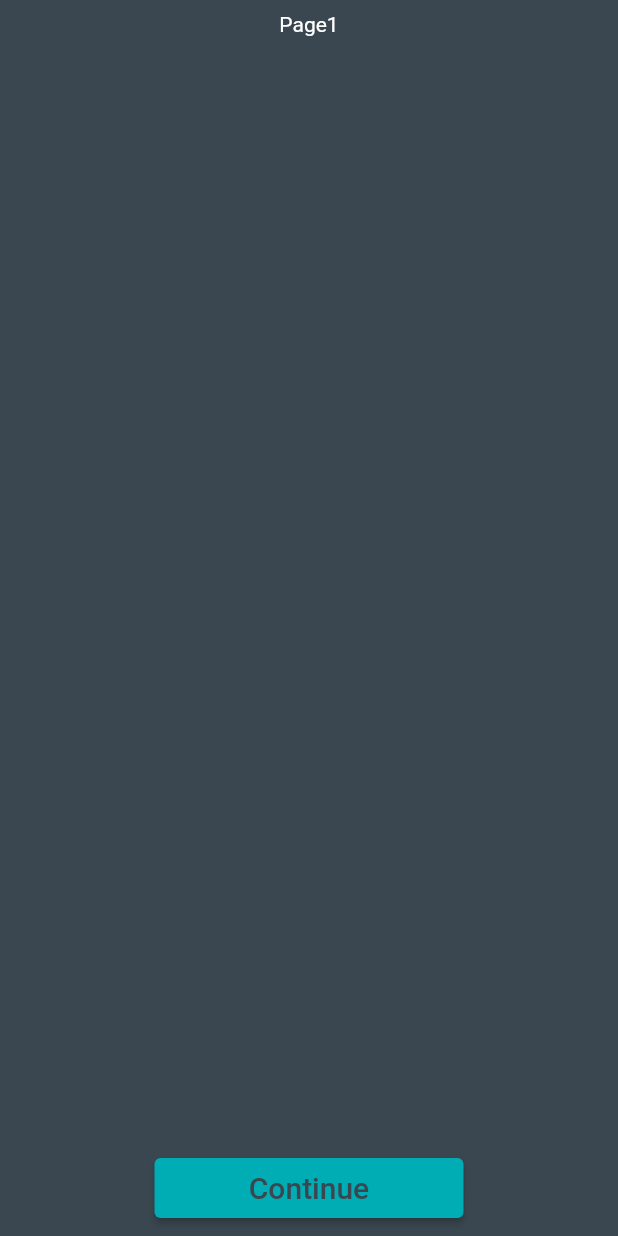
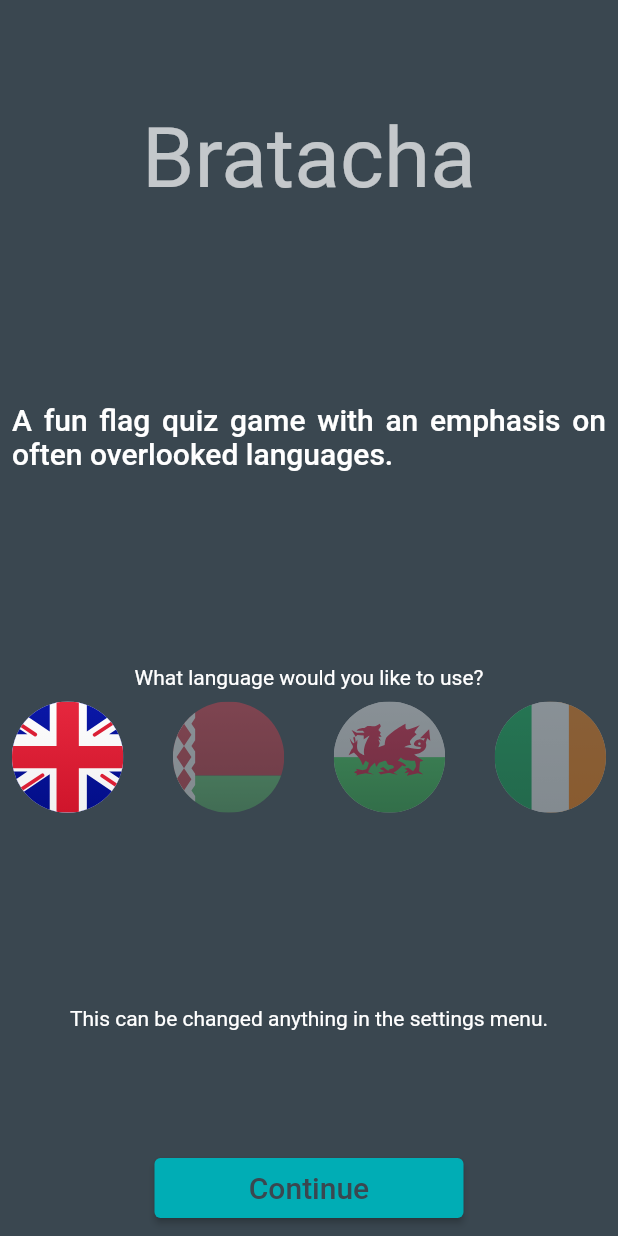
Before and after one commit to defuncart/bratacha, a Flutter app: the screen it shows after launch, on a phone screen of 412 x 824 dp. Run offline on Flutter 3.47's test engine with Material 2 defaults, Android fonts, the phone set to English and light mode, and no system bars; our stand-ins replace flutter_bloc, flutter_svg, hive; accounts and stored records are empty; generated files the repository leaves out were written again; statements that could not run were skipped.

Commit message:
Add Page1 content.

```diff
--- a/assets_dev/loca/loca.csv
+++ b/assets_dev/loca/loca.csv
@@ -1,5 +1,7 @@
 key;en;be;cy;ga
 test;Hello World!;Здароўствуй свет!;Helo Byd!;Dia duit domhan!
+generalNo;No;Не;Na;
+generalYes;Yes;Так;Ie;
 generalContinue;Continue;;;
 generalLevelLabel;Level %level$d;;;
 homeTabLabelText;Home;Галоўная;;
@@ -10,7 +12,9 @@ settingsTabResetProgressLabel;Reset Progress;Скід прагрэсу;;
 hardDifficultyPanelLabel;Hard Difficulty;Складаная складанасць;;
 resetProgressDialogTitle;Reset progress?;;;
 resetProgressDialogDescription;Your progress will be permantely deleted and cannot be recovered.;;;
-generalNo;No;Не;Na;
-generalYes;Yes;Так;Ie;
 quitGameDialogTitle;Quit Game?;;;
 quitGameDialogDescription;Your current progress will be lost.;;;
+onboardingPage1TextLabel1;Bratacha;;;
+onboardingPage1TextLabel2;A fun flag quiz game with an emphasis on often overlooked languages.;;;
+onboardingPage1TextLabel3;What language would you like to use?;;;
+onboardingGeneralSettingLabel;This can be changed anything in the settings menu.;;;
--- a/lib/intl/localizations.dart
+++ b/lib/intl/localizations.dart
@@ -8,6 +8,10 @@ import 'package:flutter/material.dart';
 /// A  class generated by flappy_translator package containing localized strings
 class AppLocalizations {
   static String get test => _getText('test');
+
+  static String get generalNo => _getText('generalNo');
+
+  static String get generalYes => _getText('generalYes');
 
   static String get generalContinue => _getText('generalContinue');
 
@@ -43,19 +47,29 @@ class AppLocalizations {
   static String get resetProgressDialogDescription =>
       _getText('resetProgressDialogDescription');
 
-  static String get generalNo => _getText('generalNo');
-
-  static String get generalYes => _getText('generalYes');
-
   static String get quitGameDialogTitle => _getText('quitGameDialogTitle');
 
   static String get quitGameDialogDescription =>
       _getText('quitGameDialogDescription');
 
+  static String get onboardingPage1TextLabel1 =>
+      _getText('onboardingPage1TextLabel1');
+
+  static String get onboardingPage1TextLabel2 =>
+      _getText('onboardingPage1TextLabel2');
+
+  static String get onboardingPage1TextLabel3 =>
+      _getText('onboardingPage1TextLabel3');
+
+  static String get onboardingGeneralSettingLabel =>
+      _getText('onboardingGeneralSettingLabel');
+
   static Map<String, String> _localizedValues;
 
   static Map<String, String> _enValues = {
     'test': 'Hello World!',
+    'generalNo': 'No',
+    'generalYes': 'Yes',
     'generalContinue': 'Continue',
     'generalLevelLabel': 'Level %level\$d',
     'homeTabLabelText': 'Home',
@@ -67,14 +81,20 @@ class AppLocalizations {
     'resetProgressDialogTitle': 'Reset progress?',
     'resetProgressDialogDescription':
         'Your progress will be permantely deleted and cannot be recovered.',
-    'generalNo': 'No',
-    'generalYes': 'Yes',
     'quitGameDialogTitle': 'Quit Game?',
     'quitGameDialogDescription': 'Your current progress will be lost.',
+    'onboardingPage1TextLabel1': 'Bratacha',
+    'onboardingPage1TextLabel2':
+        'A fun flag quiz game with an emphasis on often overlooked languages.',
+    'onboardingPage1TextLabel3': 'What language would you like to use?',
+    'onboardingGeneralSettingLabel':
+        'This can be changed anything in the settings menu.',
   };
 
   static Map<String, String> _beValues = {
     'test': 'Здароўствуй свет!',
+    'generalNo': 'Не',
+    'generalYes': 'Так',
     'generalContinue': 'Continue',
     'generalLevelLabel': 'Level %level\$d',
     'homeTabLabelText': 'Галоўная',
@@ -86,14 +106,20 @@ class AppLocalizations {
     'resetProgressDialogTitle': 'Reset progress?',
     'resetProgressDialogDescription':
         'Your progress will be permantely deleted and cannot be recovered.',
-    'generalNo': 'Не',
-    'generalYes': 'Так',
     'quitGameDialogTitle': 'Quit Game?',
     'quitGameDialogDescription': 'Your current progress will be lost.',
+    'onboardingPage1TextLabel1': 'Bratacha',
+    'onboardingPage1TextLabel2':
+        'A fun flag quiz game with an emphasis on often overlooked languages.',
+    'onboardingPage1TextLabel3': 'What language would you like to use?',
+    'onboardingGeneralSettingLabel':
+        'This can be changed anything in the settings menu.',
   };
 
   static Map<String, String> _cyValues = {
     'test': 'Helo Byd!',
+    'generalNo': 'Na',
+    'generalYes': 'Ie',
     'generalContinue': 'Continue',
     'generalLevelLabel': 'Level %level\$d',
     'homeTabLabelText': 'Home',
@@ -105,14 +131,20 @@ class AppLocalizations {
     'resetProgressDialogTitle': 'Reset progress?',
     'resetProgressDialogDescription':
         'Your progress will be permantely deleted and cannot be recovered.',
-    'generalNo': 'Na',
-    'generalYes': 'Ie',
     'quitGameDialogTitle': 'Quit Game?',
     'quitGameDialogDescription': 'Your current progress will be lost.',
+    'onboardingPage1TextLabel1': 'Bratacha',
+    'onboardingPage1TextLabel2':
+        'A fun flag quiz game with an emphasis on often overlooked languages.',
+    'onboardingPage1TextLabel3': 'What language would you like to use?',
+    'onboardingGeneralSettingLabel':
+        'This can be changed anything in the settings menu.',
   };
 
   static Map<String, String> _gaValues = {
     'test': 'Dia duit domhan!',
+    'generalNo': 'No',
+    'generalYes': 'Yes',
     'generalContinue': 'Continue',
     'generalLevelLabel': 'Level %level\$d',
     'homeTabLabelText': 'Home',
@@ -124,10 +156,14 @@ class AppLocalizations {
     'resetProgressDialogTitle': ' ',
     'resetProgressDialogDescription':
         'Your progress will be permantely deleted and cannot be recovered.',
-    'generalNo': 'No',
-    'generalYes': 'Yes',
     'quitGameDialogTitle': 'Quit Game?',
     'quitGameDialogDescription': 'Your current progress will be lost.',
+    'onboardingPage1TextLabel1': 'Bratacha',
+    'onboardingPage1TextLabel2':
+        'A fun flag quiz game with an emphasis on often overlooked languages.',
+    'onboardingPage1TextLabel3': 'What language would you like to use?',
+    'onboardingGeneralSettingLabel':
+        'This can be changed anything in the settings menu.',
   };
 
   static Map<String, Map<String, String>> _allValues = {
--- a/lib/widgets/onboarding_screen/onboarding_page1.dart
+++ b/lib/widgets/onboarding_screen/onboarding_page1.dart
@@ -1,3 +1,5 @@
+import 'package:bratacha/intl/localizations.dart';
+import 'package:bratacha/widgets/common/panels/language_panel/language_panel.dart';
 import 'package:flutter/material.dart';
 
 class OnboardingPage1 extends StatelessWidget {
@@ -6,10 +8,28 @@ class OnboardingPage1 extends StatelessWidget {
   @override
   Widget build(BuildContext context) {
     return Column(
+      mainAxisAlignment: MainAxisAlignment.spaceAround,
       children: <Widget>[
+        Text(
+          AppLocalizations.onboardingPage1TextLabel1,
+          style: Theme.of(context).textTheme.headline2,
+        ),
+        Text(
+          AppLocalizations.onboardingPage1TextLabel2,
+          style: Theme.of(context).textTheme.headline6,
+          textAlign: TextAlign.justify,
+        ),
+        Column(
+          children: [
+            Text(AppLocalizations.onboardingPage1TextLabel3),
+            SizedBox(height: 8),
+            LanguagePanel(),
+          ],
+        ),
         Center(
           child: Text(
-            'Page1',
+            AppLocalizations.onboardingGeneralSettingLabel,
+            textAlign: TextAlign.center,
           ),
         ),
       ],
--- a/lib/widgets/onboarding_screen/onboarding_screen.dart
+++ b/lib/widgets/onboarding_screen/onboarding_screen.dart
@@ -32,13 +32,13 @@ class _OnboardingScreenState extends State<OnboardingScreen> {
       body: SafeArea(
         child: Padding(
           padding: const EdgeInsets.all(8.0),
-          child: Stack(
+          child: Column(
             children: <Widget>[
-              _pages[_index],
-              Positioned(
-                child: Align(
-                  alignment: FractionalOffset.bottomCenter,
-                  child: ElevatedButton(
+              Expanded(
+                child: _pages[_index],
+              ),
+              SizedBox(height: 16),
+              ElevatedButton(
                 style: ButtonStyle(
                   backgroundColor: MaterialStateColor.resolveWith((states) => Theme.of(context).accentColor),
                   minimumSize: MaterialStateProperty.all(
@@ -62,8 +62,6 @@ class _OnboardingScreenState extends State<OnboardingScreen> {
                       }
                     : () => setState(() => _index++),
               ),
-                ),
-              ),
             ],
           ),
         ),
```
Also changed, not shown: 1 other file. Lines whose indentation alone changed are shown as unchanged.
